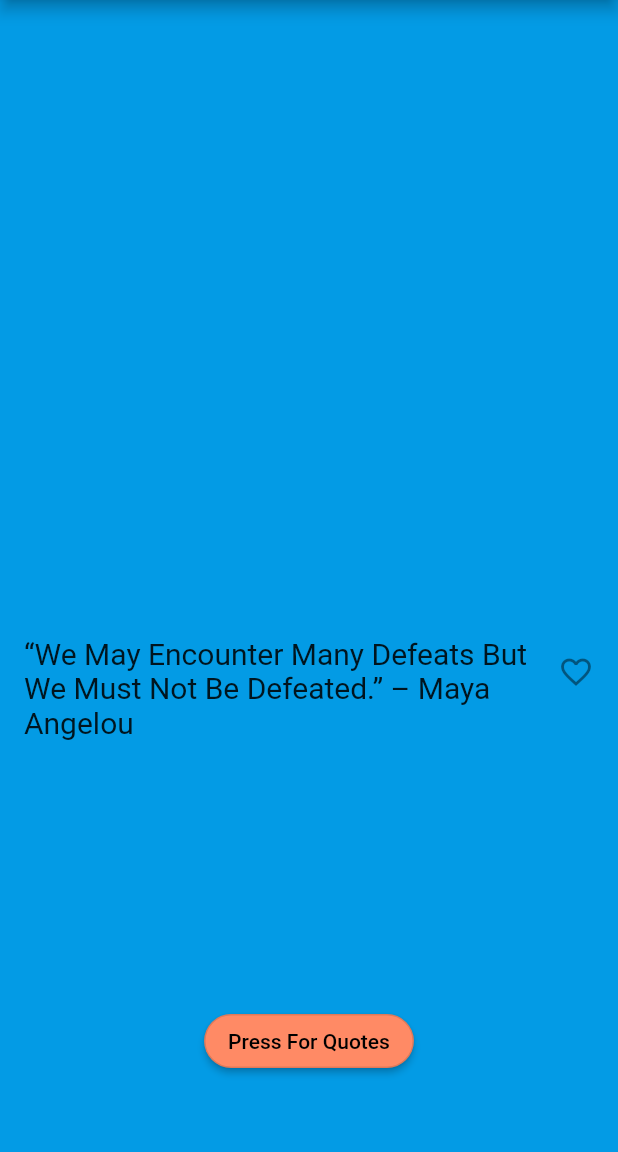
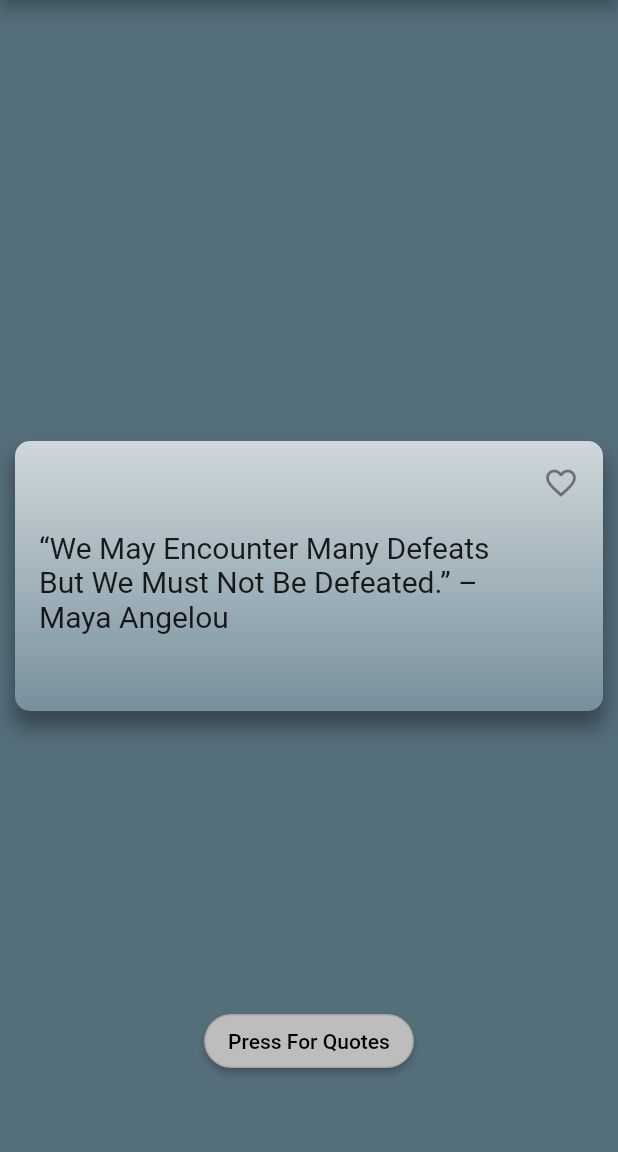
Before and after one commit to EditUndo/MotivationalApp, a Flutter app: the screen it shows after launch, after a tap on "Press For Quotes", on a phone screen of 412 x 824 dp, the part 84-1236 px from its top. Run offline on Flutter 3.47's test engine with Material 2 defaults, Android fonts, the phone set to English and light mode, and no system bars; our stand-ins replace sqflite; accounts and stored records are empty.

Commit message:
UI Changes to make everything prettier

```diff
--- a/lib/file_management.dart
+++ b/lib/file_management.dart
@@ -3,6 +3,9 @@ import 'dart:io';
 import 'dart:math';
 import 'package:path_provider/path_provider.dart';
 import 'package:flutter/services.dart' show rootBundle;
+
+import 'package:path/path.dart';
+import 'package:sqflite/sqflite.dart';
 
 class FileManagement {
 
@@ -19,4 +22,14 @@ class FileManagement {
     return await rootBundle.loadString(fileName);
   }
 
+/*
+  // Open the database and store the reference.
+  final Future<Database> database = openDatabase(
+    // Set the path to the database. Note: Using the `join` function from the
+    // `path` package is best practice to ensure the path is correctly
+    // constructed for each platform.
+    join(await getDatabasesPath(), 'doggie_database.db'),
+  );
+*/
+
 }
--- a/lib/main.dart
+++ b/lib/main.dart
@@ -27,9 +27,7 @@ class HomeState extends State<Home> {
   final _savedQuotes = Set<String>();
   String _quoteToWrite = "";
   final _biggerFont = const TextStyle(fontSize: 20.0);
-  final _smallerFont = const TextStyle(fontSize: 18.0);
-  Color _bgColor = Colors.lightBlue[600];
-  Color _buttonColor = Colors.deepOrange[300];
+  final _smallerFont = const TextStyle(fontSize: 18.0, color: Colors.white);
 
   @override
   Widget build(BuildContext context) {
@@ -40,14 +38,13 @@ class HomeState extends State<Home> {
           IconButton(icon: Icon(Icons.list), onPressed: _pushSaved),
         ],
       ),
-      backgroundColor: _bgColor,
-      body: Column(
-        mainAxisAlignment: MainAxisAlignment.end,
-        children: [
-          _buildQuote(),
-          _buildButton(),
-        ],
+      backgroundColor: Colors.blueGrey[600],
+      body: Container(
+        alignment: Alignment.topCenter,
+        child: _buildQuote(),
       ),
+      floatingActionButton: _buildButton(),
+      floatingActionButtonLocation: FloatingActionButtonLocation.centerDocked,
     );
   }
 
@@ -55,12 +52,47 @@ class HomeState extends State<Home> {
     //add favorite button
     bool alreadySaved = _savedQuotes.contains(_quoteToWrite);
 
-    return Container(
+    return Center(
+      child: Container(
         height: 200.0,
+        color: Colors.transparent,
+        padding: EdgeInsets.all(10.0),
+        child: new Container(
+          decoration: new BoxDecoration(
+              color: Colors.grey[400],
+              boxShadow: [
+                BoxShadow(
+                  color: Colors.blueGrey[800],
+                  blurRadius: 10.0, // has the effect of softening the shadow
+                  spreadRadius: 1.0, // has the effect of extending the shadow
+                  offset: Offset(
+                    0.0, // horizontal, move right 10
+                    10.0, // vertical, move down 10
+                  ),
+                )
+              ],
+              gradient: LinearGradient(
+                begin: Alignment.topCenter,
+                end: Alignment.bottomCenter,
+                colors: [
+                  Colors.blueGrey[100],
+                  Colors.blueGrey[400],
+                ], // whitish to gray
+                tileMode:
+                    TileMode.clamp, // repeats the gradient over the canvas
+              ),
+              borderRadius: new BorderRadius.only(
+                topLeft: const Radius.circular(10.0),
+                topRight: const Radius.circular(10.0),
+                bottomLeft: const Radius.circular(10.0),
+                bottomRight: const Radius.circular(10.0),
+              )),
           child: ListTile(
-        title: Text(
+            title: new Center(
+              child: new Text(
                 _quoteToWrite,
                 style: _biggerFont,
+              ),
             ),
             trailing: Icon(
               alreadySaved ? Icons.favorite : Icons.favorite_border,
@@ -76,12 +108,14 @@ class HomeState extends State<Home> {
               });
             },
           ),
+        ),
+      ),
     );
   }
 
   Widget _buildButton() {
     return Container(
-      padding: EdgeInsets.only(top: 50.0, bottom: 50.0),
+      padding: EdgeInsets.only(bottom: 50.0),
       alignment: Alignment.bottomCenter,
       child: RaisedButton(
         shape: RoundedRectangleBorder(
@@ -90,7 +124,7 @@ class HomeState extends State<Home> {
         child: Text('Press For Quotes'),
         onPressed: _updateQuote,
         textColor: Colors.black,
-        color: _buttonColor,
+        color: Colors.grey[400],
       ),
     );
   }
@@ -101,30 +135,6 @@ class HomeState extends State<Home> {
     _getRandomQuote().then((String text) {
       setState(() {
         _quoteToWrite = text;
-        Random random = Random();
-        switch (random.nextInt(4)) {
-          case 1: {
-            _bgColor = Colors.lightGreen[600]; _buttonColor = Colors.red[300];
-          }
-          break;
-
-          case 2: {
-            _bgColor = Colors.orange[400]; _buttonColor = Colors.blue[300];
-          }
-          break;
-
-          case 3: {
-            _bgColor = Colors.red[400]; _buttonColor = Colors.pink[300];
-          }
-          break;
-
-          case 0:
-          default: {
-            _bgColor = Colors.lightBlue[600]; _buttonColor = Colors.deepOrange[300];
-          }
-          break;
-
-        }
       });
     });
   }
@@ -133,30 +143,6 @@ class HomeState extends State<Home> {
     _getRandomQuote().then((String text) {
       setState(() {
         _quoteToWrite = text;
-        Random random = Random();
-        switch (random.nextInt(4)) {
-          case 1: {
-            _bgColor = Colors.lightGreen[600]; _buttonColor = Colors.red[300];
-          }
-          break;
-
-          case 2: {
-            _bgColor = Colors.orange[400]; _buttonColor = Colors.blue[300];
-          }
-          break;
-
-          case 3: {
-            _bgColor = Colors.red[400]; _buttonColor = Colors.pink[300];
-          }
-          break;
-
-          case 0:
-          default: {
-            _bgColor = Colors.lightBlue[600]; _buttonColor = Colors.deepOrange[300];
-          }
-          break;
-
-        }
       });
     });
   }
@@ -165,31 +151,70 @@ class HomeState extends State<Home> {
     return FileManagement.readRandomFileLine('assets/data/quotes.txt');
   }
 
+  Widget _buildSavedItem(BuildContext context, int index) {
+    return Center(
+      child: Container(
+        color: Colors.transparent,
+        padding: EdgeInsets.all(10.0),
+        child: new Container(
+          decoration: new BoxDecoration(
+              color: Colors.grey[400],
+              boxShadow: [
+                BoxShadow(
+                  color: Colors.blueGrey[800],
+                  blurRadius: 10.0, // has the effect of softening the shadow
+                  spreadRadius: 1.0, // has the effect of extending the shadow
+                  offset: Offset(
+                    0.0, // horizontal, move right 10
+                    10.0, // vertical, move down 10
+                  ),
+                )
+              ],
+              gradient: LinearGradient(
+                begin: Alignment.topCenter,
+                end: Alignment.bottomCenter,
+                colors: [
+                  Colors.blueGrey[100],
+                  Colors.blueGrey[400],
+                ], // whitish to gray
+                tileMode:
+                    TileMode.clamp, // repeats the gradient over the canvas
+              ),
+              borderRadius: new BorderRadius.only(
+                topLeft: const Radius.circular(10.0),
+                topRight: const Radius.circular(10.0),
+                bottomLeft: const Radius.circular(10.0),
+                bottomRight: const Radius.circular(10.0),
+              )),
+          child: ListTile(
+            title: new Center(
+              child: new Text(
+                _savedQuotes.elementAt(index),
+                style: _biggerFont,
+              ),
+            ),
+          ),
+        ),
+      ),
+    );
+  }
+
   void _pushSaved() {
     Navigator.of(context).push(
       MaterialPageRoute<void>(
         builder: (BuildContext context) {
-          final Iterable<ListTile> tiles = _savedQuotes.map(
-            (String quote) {
-              return ListTile(
-                title: Text(
-                  quote,
-                  style: _smallerFont,
-                ),
-              );
-            },
-          );
-          final divided = ListTile.divideTiles(
-            context: context,
-            tiles: tiles,
-          ).toList();
-
           return Scaffold(
             appBar: AppBar(
               title: Text('Saved Quotes'),
             ),
-            backgroundColor: _bgColor,
-            body: ListView(children: divided),
+            backgroundColor: Colors.blueGrey[600],
+            body: ListView.separated(
+              itemCount: _savedQuotes.length,
+              itemBuilder: (BuildContext context, int index) => _buildSavedItem(context, index),
+              separatorBuilder: (context, index) => Divider(
+                //color: Colors.black,
+              ),
+            ),
           );
         },
       ),
--- a/pubspec.yaml
+++ b/pubspec.yaml
@@ -20,6 +20,8 @@ dependencies:
   flutter:
     sdk: flutter
   path_provider: ^1.6.7
+  sqflite:
+  path:
 
   # The following adds the Cupertino Icons font to your application.
   # Use with the CupertinoIcons class for iOS style icons.
```
Also changed, not shown: pubspec.lock. Lines whose indentation alone changed are shown as unchanged.
